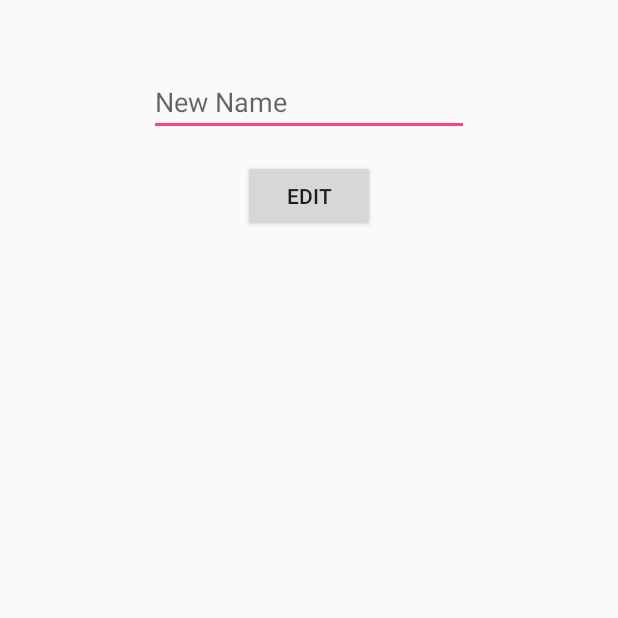
After one commit to nothaldir/HETIC-Bart-Project, an Android app: the EditActivity screen opened directly, with no data from a screen before it, on a phone screen of 412 x 824 dp, the top half of it. The commit adds this screen. Run offline under Robolectric (Android 15) with nearby library versions, the phone set to English and light mode, and no system bars; our stand-ins replace Firebase (no records; nobody signed in at launch, a user with empty details on screens opened directly).

Commit message:
[ADD] added user name edit

```diff
--- a/app/build.gradle
+++ b/app/build.gradle
@@ -30,7 +30,7 @@ dependencies {
     implementation 'com.google.android.gms:play-services-location:11.6.2'
     implementation 'com.google.android.gms:play-services-maps:11.6.2'
     implementation 'com.google.firebase:firebase-auth:11.6.2'
-        implementation 'com.google.firebase:firebase-database:11.6.2'
+    implementation 'com.google.firebase:firebase-database:11.6.2'
     implementation 'com.firebaseui:firebase-ui-auth:3.1.2'
     implementation 'com.facebook.android:facebook-login:[4,5)'
     implementation 'com.mapbox.mapboxsdk:mapbox-android-sdk:5.2.1'
@@ -42,4 +42,5 @@ dependencies {
     androidTestImplementation 'com.android.support.test.espresso:espresso-core:3.0.1'
 }
 
+
 apply plugin: 'com.google.gms.google-services'
--- a/app/src/main/AndroidManifest.xml
+++ b/app/src/main/AndroidManifest.xml
@@ -25,7 +25,10 @@
         <activity android:name=".CreateDealActivity" />
         <activity android:name=".GeofencingActivity" />
         <activity android:name=".HomeActivity" />
+
         <service android:name=".GeofenceTransitionsIntentService" />
+
+        <activity android:name=".EditActivity"></activity>
     </application>
 
 </manifest>
--- /dev/null
+++ b/app/src/main/java/com/hetic/hetic_e18_bart/EditActivity.java
@@ -0,0 +1,68 @@
+package com.hetic.hetic_e18_bart;
+
+import android.content.Intent;
+import android.support.annotation.NonNull;
+import android.support.v7.app.AppCompatActivity;
+import android.os.Bundle;
+import android.util.Log;
+import android.view.View;
+import android.widget.Button;
+import android.widget.EditText;
+
+import com.google.android.gms.tasks.OnCompleteListener;
+import com.google.android.gms.tasks.Task;
+import com.google.firebase.auth.FirebaseAuth;
+import com.google.firebase.auth.FirebaseUser;
+import com.google.firebase.auth.UserProfileChangeRequest;
+import com.google.firebase.database.DatabaseReference;
+import com.google.firebase.database.FirebaseDatabase;
+
+public class EditActivity extends AppCompatActivity {
+
+    EditText editTextUserName;
+
+    DatabaseReference databaseUsers;
+    Button buttonEditUser;
+
+    FirebaseUser user;
+
+    @Override
+    protected void onCreate(Bundle savedInstanceState) {
+        super.onCreate(savedInstanceState);
+        setContentView(R.layout.activity_edit);
+
+        user = FirebaseAuth.getInstance().getCurrentUser();
+
+        databaseUsers = FirebaseDatabase.getInstance().getReference("users");
+
+        editTextUserName = findViewById(R.id.editTextUserName);
+
+        buttonEditUser = findViewById(R.id.editUser);
+        buttonEditUser.setOnClickListener(new View.OnClickListener() {
+            @Override
+            public void onClick(View view) {
+                editUser();
+                Intent intent = new Intent(EditActivity.this, HomeActivity.class);
+                startActivity(intent);
+            }
+        });
+    }
+
+    private void editUser() {
+        String userName = editTextUserName.getText().toString();
+
+        UserProfileChangeRequest profileUpdate = new UserProfileChangeRequest.Builder()
+                .setDisplayName(userName)
+                .build();
+
+        user.updateProfile(profileUpdate)
+                .addOnCompleteListener(new OnCompleteListener<Void>() {
+                    @Override
+                    public void onComplete(@NonNull Task<Void> task) {
+                        if (task.isSuccessful()) {
+                            Log.d("LOG", "User profile updated.");
+                        }
+                    }
+                });
+    }
+}
--- /dev/null
+++ b/app/src/main/res/layout/activity_edit.xml
@@ -0,0 +1,30 @@
+<?xml version="1.0" encoding="utf-8"?>
+<android.support.constraint.ConstraintLayout xmlns:android="http://schemas.android.com/apk/res/android"
+    xmlns:app="http://schemas.android.com/apk/res-auto"
+    xmlns:tools="http://schemas.android.com/tools"
+    android:layout_width="match_parent"
+    android:layout_height="match_parent"
+    tools:context="com.hetic.hetic_e18_bart.EditActivity">
+
+    <EditText
+        android:id="@+id/editTextUserName"
+        android:layout_width="wrap_content"
+        android:layout_height="wrap_content"
+        android:layout_marginTop="45dp"
+        android:ems="10"
+        android:hint="New Name "
+        android:inputType="textPersonName"
+        app:layout_constraintLeft_toLeftOf="parent"
+        app:layout_constraintRight_toRightOf="parent"
+        app:layout_constraintTop_toTopOf="parent" />
+
+    <Button
+        android:id="@+id/editUser"
+        android:layout_width="wrap_content"
+        android:layout_height="wrap_content"
+        android:layout_marginTop="16dp"
+        android:text="Edit"
+        app:layout_constraintLeft_toLeftOf="parent"
+        app:layout_constraintRight_toRightOf="parent"
+        app:layout_constraintTop_toBottomOf="@+id/editTextUserName" />
+</android.support.constraint.ConstraintLayout>
```
Also changed, not shown: app/src/main/java/com/hetic/hetic_e18_bart/ProfileFragment.java (+22 -0 lines), app/src/main/res/layout/fragment_profile.xml (+7 -7 lines).
